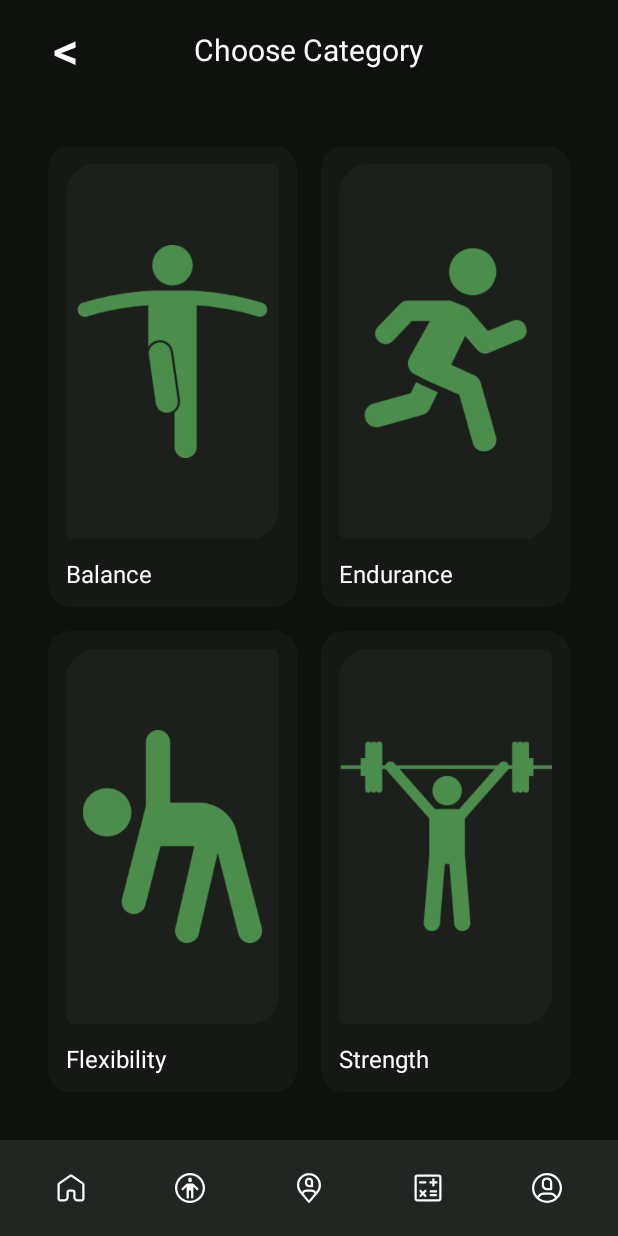
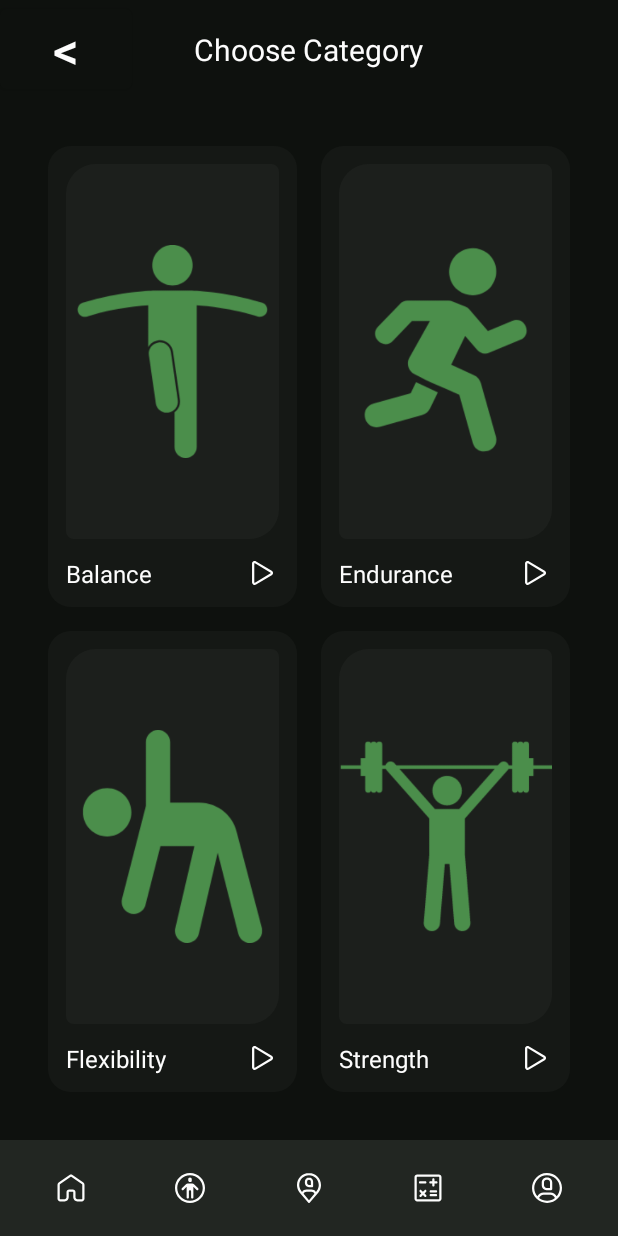
Before and after one commit to kingkuys2123/PasaFit, an Android app: the ExercisesCategories screen opened directly, with no data from a screen before it, on a phone screen of 412 x 824 dp. Run offline under Robolectric (Android 15) with nearby library versions, the phone set to English and light mode, and no system bars.

Commit message:
added next icons to each category cards in exercise categories page

```diff
--- a/app/src/main/res/layout/activity_exercises_categories.xml
+++ b/app/src/main/res/layout/activity_exercises_categories.xml
@@ -93,9 +93,19 @@
                             android:id="@+id/textView4"
                             android:layout_width="match_parent"
                             android:layout_height="wrap_content"
+                            android:layout_weight="1"
                             android:text="@string/category_balance"
                             android:textColor="@color/white"
                             android:textSize="16sp" />
+
+                        <ImageButton
+                            android:id="@+id/btn_exercise_list_balance_next"
+                            android:layout_width="wrap_content"
+                            android:layout_height="match_parent"
+                            android:layout_weight="1"
+                            android:backgroundTint="@color/eerie_black_3"
+                            app:srcCompat="@drawable/system_regular_26_play" />
+
                     </LinearLayout>
 
                 </LinearLayout>
@@ -136,9 +146,19 @@
                             android:id="@+id/textView5"
                             android:layout_width="match_parent"
                             android:layout_height="wrap_content"
+                            android:layout_weight="1"
                             android:text="@string/category_endurance"
                             android:textColor="@color/white"
                             android:textSize="16sp" />
+
+                        <ImageButton
+                            android:id="@+id/btn_exercise_list_endurance_next"
+                            android:layout_width="wrap_content"
+                            android:layout_height="wrap_content"
+                            android:layout_weight="1"
+                            android:backgroundTint="@color/eerie_black_3"
+                            app:srcCompat="@drawable/system_regular_26_play" />
+
                     </LinearLayout>
 
                 </LinearLayout>
@@ -186,9 +206,18 @@
                             android:id="@+id/textView6"
                             android:layout_width="match_parent"
                             android:layout_height="wrap_content"
+                            android:layout_weight="1"
                             android:text="@string/category_flexibility"
                             android:textColor="@color/white"
                             android:textSize="16sp" />
+
+                        <ImageButton
+                            android:id="@+id/btn_exercise_list_flexibility_next"
+                            android:layout_width="wrap_content"
+                            android:layout_height="wrap_content"
+                            android:layout_weight="1"
+                            android:backgroundTint="@color/eerie_black_3"
+                            app:srcCompat="@drawable/system_regular_26_play" />
                     </LinearLayout>
 
                 </LinearLayout>
@@ -229,9 +258,18 @@
                             android:id="@+id/textView7"
                             android:layout_width="match_parent"
                             android:layout_height="wrap_content"
+                            android:layout_weight="1"
                             android:text="@string/category_strength"
                             android:textColor="@color/white"
                             android:textSize="16sp" />
+
+                        <ImageButton
+                            android:id="@+id/btn_exercise_list_strength_next"
+                            android:layout_width="wrap_content"
+                            android:layout_height="wrap_content"
+                            android:layout_weight="1"
+                            android:backgroundTint="@color/eerie_black_3"
+                            app:srcCompat="@drawable/system_regular_26_play" />
                     </LinearLayout>
 
                 </LinearLayout>
```
